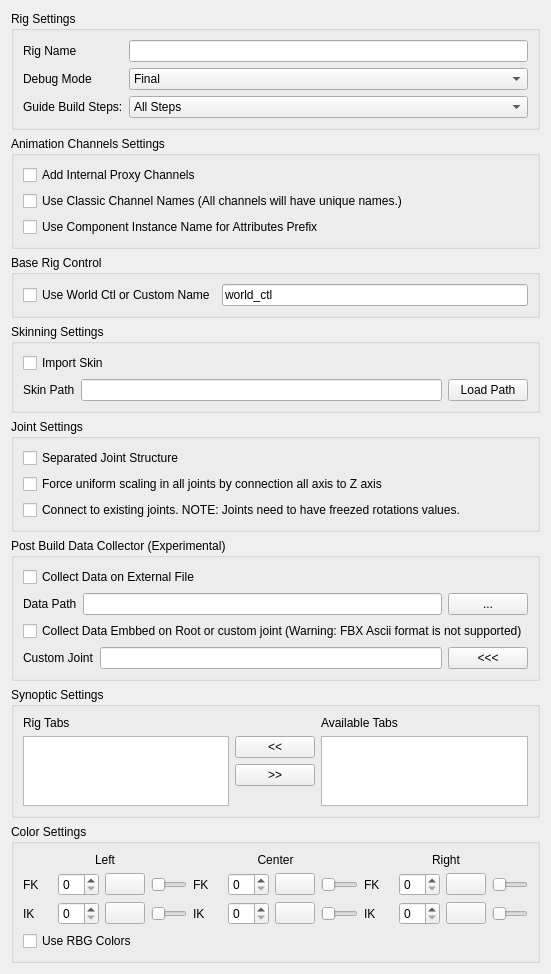
Old version of the form release/scripts/mgear/shifter/guide_ui.ui in the repository mgear-dev/mgear4.
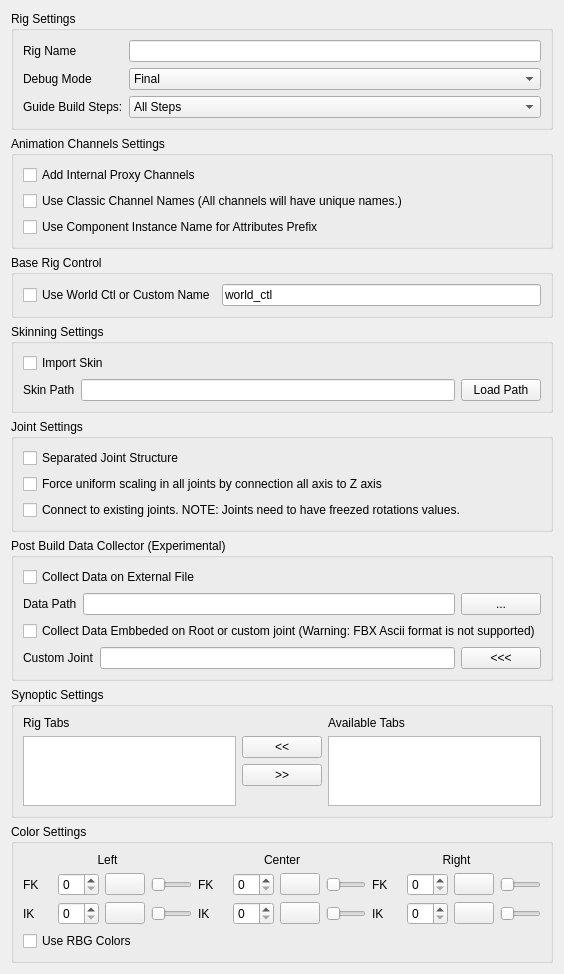
New version of the form.

Commit message: Shifter: Collect data options update closes #157

Patch:
```diff
--- a/release/scripts/mgear/shifter/guide_ui.ui
+++ b/release/scripts/mgear/shifter/guide_ui.ui
@@ -6,7 +6,7 @@
    <rect>
     <x>0</x>
     <y>0</y>
-    <width>493</width>
+    <width>505</width>
     <height>894</height>
    </rect>
   </property>
@@ -942,7 +942,7 @@
            <string>&lt;html&gt;&lt;head/&gt;&lt;body&gt;&lt;p&gt;Collected data will be stored in the root joint of the rig, if exist.&lt;/p&gt;&lt;p&gt;The root joint is the first joint created in the rig. Not necessary to be called &amp;quot;root&amp;quot;&lt;/p&gt;&lt;p&gt;If a path is provided the data will be also stored on an external JSON file&lt;/p&gt;&lt;/body&gt;&lt;/html&gt;</string>
           </property>
           <property name="text">
-           <string>Collect Data Embbed on Root or custom joint (Warning: FBX Ascii format is not supported)</string>
+           <string>Collect Data Embbeded on Root or custom joint (Warning: FBX Ascii format is not supported)</string>
           </property>
          </widget>
         </item>
```
The commit also changes 4 other files.
